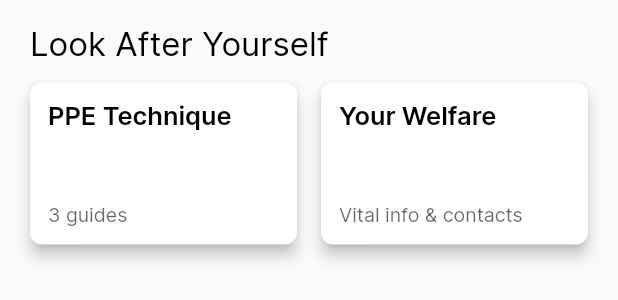
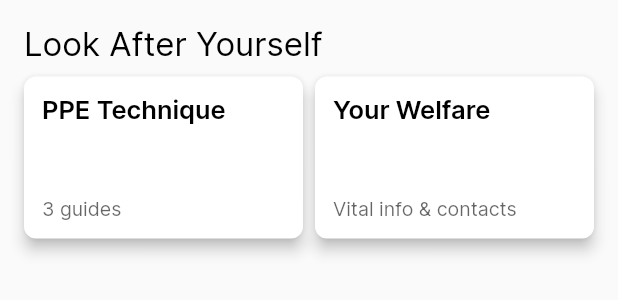
Before and after one commit to Western-Health-Covid19-Collaboration/wh_covid19_app, a Flutter app: the CardContainer widget shown alone on an empty page, opened directly, on a phone screen of 412 x 824 dp. Shown: the top 300 px of the screen. Run offline on Flutter 3.47's test engine with Material 2 defaults, Android fonts, the phone set to English and light mode, and no system bars; our stand-ins replace chewie, flutter_svg, flutter_widget_from_html, package_info, photo_view, shared_preferences and 1 more; missing offline and left inert: matrix_gesture_detector; accounts and stored records are empty; statements that could not run were skipped.

Commit message:
Fixed #173

```diff
--- a/lib/hard_data.dart
+++ b/lib/hard_data.dart
@@ -28,12 +28,14 @@ const List<ReusableCard> staffWelfare = [
     description: '3 guides',
     color: Colors.white,
     routeTo: Routes.ppe,
+    margin: EdgeInsets.all(0.0),
   ),
   ReusableCard(
     title: Strings.yourWelfareTitle,
     description: 'Vital info & contacts',
     color: Colors.white,
     routeTo: Routes.staffWelfare,
+    margin: EdgeInsets.all(0.0),
   )
 ];
 
@@ -44,18 +46,24 @@ const List<ReusableCard> airway = [
     description: 'Step by step guide',
     color: AppColors.backgroundGreen,
     routeTo: Routes.intubationGuidance,
+    height: 70,
+    margin: EdgeInsets.all(0.0),
   ),
   ReusableCard(
     title: Strings.intubationChecklistTitle,
     description: 'Checklist',
     color: AppColors.backgroundGreen,
     routeTo: Routes.intubationChecklist,
+    height: 70,
+    margin: EdgeInsets.all(0.0),
   ),
   ReusableCard(
     title: Strings.extubationGuideTitle,
     description: 'Step by step guide',
     color: AppColors.backgroundGreen,
     routeTo: Routes.extubationGuidance,
+    height: 70,
+    margin: EdgeInsets.all(0.0),
   )
 ];
 
@@ -66,16 +74,19 @@ const List<ReusableCard> icu = [
     description: 'Description',
     color: AppColors.backgroundBlue,
     routeTo: Routes.ventilation,
+    margin: EdgeInsets.all(0.0),
   ),
   ReusableCard(
     title: Strings.dailyRoundTitle,
     color: AppColors.backgroundBlue,
     routeTo: Routes.generalCare,
+    margin: EdgeInsets.all(0.0),
   ),
   ReusableCard(
     title: Strings.tipsForCrossSkillingTitle,
     color: AppColors.backgroundBlue,
     routeTo: Routes.tipsJuniorStaff,
+    margin: EdgeInsets.all(0.0),
   ),
 ];
 
--- a/lib/widget/card_container.dart
+++ b/lib/widget/card_container.dart
@@ -8,7 +8,7 @@ enum CardsLayout { twoRow, threeColumn, threeDoubleRowBigTop, fourDoubleRow }
 class CardContainer extends StatelessWidget {
   static const double _outerPadding = 16;
   static const double _innerPadding = 8;
-  static const double _headerPadding = 4;
+  static const double _headerPadding = 0;
 
   /// Title for the container
   final String title;
--- a/lib/widget/reusable_card.dart
+++ b/lib/widget/reusable_card.dart
@@ -26,6 +26,9 @@ class ReusableCard extends StatelessWidget {
   /// Fallback instead of route
   final Function fallback;
 
+  /// Different margin
+  final EdgeInsets margin;
+
   const ReusableCard({
     @required this.title,
     this.description,
@@ -34,6 +37,7 @@ class ReusableCard extends StatelessWidget {
     this.height = 84,
     this.elevation = 4,
     this.fallback,
+    this.margin = const EdgeInsets.all(4.0),
   });
 
   @override
@@ -51,6 +55,7 @@ class ReusableCard extends StatelessWidget {
       boxConstraints: BoxConstraints(minHeight: height),
       elevation: elevation,
       fallback: fallback,
+      margin: margin,
       verticalAlignment: description == ''
           ? MainAxisAlignment.center
           : MainAxisAlignment.spaceBetween,
@@ -61,6 +66,7 @@ class ReusableCard extends StatelessWidget {
         ),
         cardContent,
       ],
+
     );
   }
 }
```
Also changed, not shown: lib/view/home_page.dart (+6 -4 lines).
